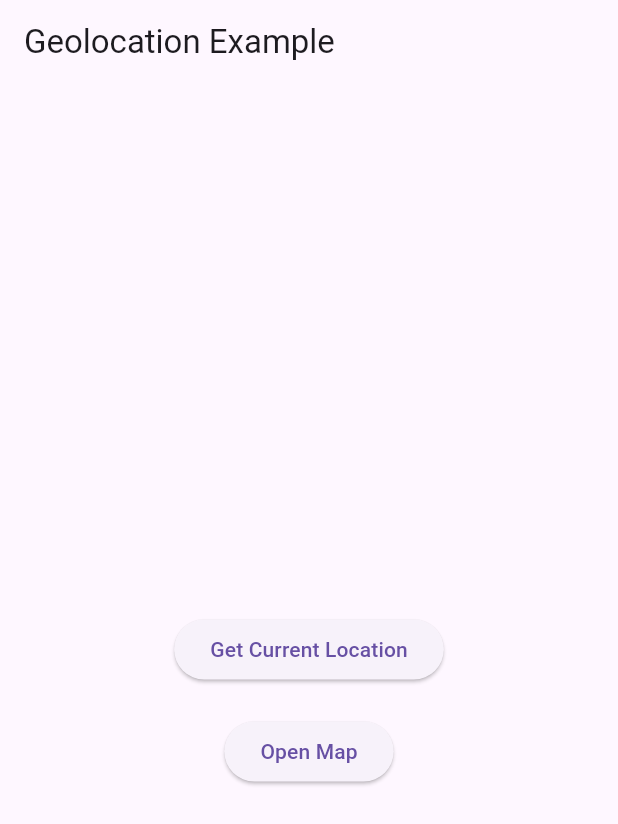
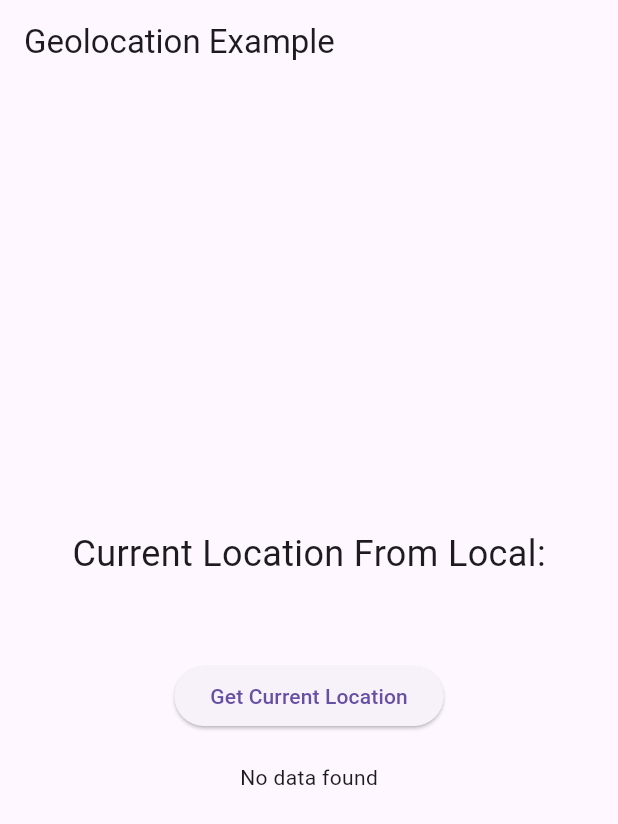
Before and after one commit to muammar200/flutter-tracker, a Flutter app: the screen it shows after launch, after a tap on "Get Current Location", on a phone screen of 412 x 824 dp. Shown: the top 824 px of the screen. Run offline on Flutter 3.47's test engine with Material 3 defaults, Android fonts, the phone set to English and light mode, and no system bars; our stand-ins replace cloud_firestore, firebase_core, geolocator, webview_flutter; accounts and stored records are empty.

Commit message:
fix: fixing

```diff
--- a/lib/main.dart
+++ b/lib/main.dart
@@ -1,9 +1,15 @@
+// ignore_for_file: use_build_context_synchronously, library_private_types_in_public_api
+
 import 'package:flutter/material.dart';
-// ignore: depend_on_referenced_packages
+import 'package:firebase_core/firebase_core.dart';
 import 'package:geolocator/geolocator.dart';
+import 'package:cloud_firestore/cloud_firestore.dart';
+import 'package:tb/firebase_options.dart';
 import 'package:tb/page/map_page.dart';
 
-void main() {
+void main() async {
+  WidgetsFlutterBinding.ensureInitialized();
+  await Firebase.initializeApp(options: DefaultFirebaseOptions.currentPlatform);
   runApp(const MyApp());
 }
 
@@ -22,7 +28,6 @@ class MyHomePage extends StatefulWidget {
   const MyHomePage({super.key});
 
   @override
-  // ignore: library_private_types_in_public_api
   _MyHomePageState createState() => _MyHomePageState();
 }
 
@@ -30,6 +35,17 @@ class _MyHomePageState extends State<MyHomePage> {
   String _locationMessage = "";
   String longitude = "";
   String latitude = "";
+
+  late Stream<DocumentSnapshot> _locationStream;
+  final CollectionReference _locations =
+      FirebaseFirestore.instance.collection('locations');
+  final String _documentId = 'currentLocation';
+
+  @override
+  void initState() {
+    super.initState();
+    _locationStream = _locations.doc(_documentId).snapshots();
+  }
 
   void _getCurrentLocation() async {
     LocationPermission permission;
@@ -62,13 +78,34 @@ class _MyHomePageState extends State<MyHomePage> {
 
     // Get the current location
     Position position = await Geolocator.getCurrentPosition(
-        desiredAccuracy: LocationAccuracy.high);
+      desiredAccuracy: LocationAccuracy.high,
+    );
     setState(() {
       _locationMessage =
           "Latitude: ${position.latitude}, Longitude: ${position.longitude}";
       longitude = position.longitude.toString();
       latitude = position.latitude.toString();
     });
+
+    // Update location in Firestore
+    _updateLocation(position.latitude, position.longitude);
+  }
+
+  Future<void> _updateLocation(double latitude, double longitude) async {
+    try {
+      await _locations.doc('currentLocation').set({
+        'latitude': latitude,
+        'longitude': longitude,
+        'timestamp': FieldValue.serverTimestamp(),
+      });
+      ScaffoldMessenger.of(context).showSnackBar(const SnackBar(
+        content: Text('Location updated successfully!'),
+      ));
+    } catch (e) {
+      ScaffoldMessenger.of(context).showSnackBar(SnackBar(
+        content: Text('Failed to update location: $e'),
+      ));
+    }
   }
 
   @override
@@ -81,6 +118,10 @@ class _MyHomePageState extends State<MyHomePage> {
         child: Column(
           mainAxisAlignment: MainAxisAlignment.center,
           children: <Widget>[
+            const Text(
+              'Current Location From Local:',
+              style: TextStyle(fontSize: 24),
+            ),
             Text(
               _locationMessage,
               textAlign: TextAlign.center,
@@ -92,14 +133,53 @@ class _MyHomePageState extends State<MyHomePage> {
               child: const Text("Get Current Location"),
             ),
             const SizedBox(height: 20),
+            Center(
+              child: StreamBuilder<DocumentSnapshot>(
+                stream: _locationStream,
+                builder: (context, snapshot) {
+                  if (snapshot.connectionState == ConnectionState.waiting) {
+                    return const CircularProgressIndicator();
+                  }
+
+                  if (!snapshot.hasData || snapshot.data!.data() == null) {
+                    return const Text('No data found');
+                  }
+
+                  final data = snapshot.data!.data() as Map<String, dynamic>;
+                  return Column(
+                    mainAxisAlignment: MainAxisAlignment.center,
+                    children: <Widget>[
+                      const Text(
+                        'Current Location From Firebase:',
+                        style: TextStyle(fontSize: 24),
+                      ),
+                      Row(
+                        mainAxisAlignment: MainAxisAlignment.center,
+                        children: [
+                          Text(
+                            'Latitude: ${data['latitude']}',
+                            style: const TextStyle(fontSize: 24),
+                          ),
+                          const SizedBox(
+                            width: 10.0,
+                          ),
+                          Text(
+                            'Longitude: ${data['longitude']}',
+                            style: const TextStyle(fontSize: 24),
+                          ),
+                        ],
+                      ),
+                      const SizedBox(
+                        height: 20.0,
+                      ),
                       ElevatedButton(
                         onPressed: () {
                           Navigator.push(
                             context,
                             MaterialPageRoute(
                               builder: (context) => MapPage(
-                      lat: latitude,
-                      long: longitude,
+                                lat: data['latitude'].toString(),
+                                long: data['longitude'].toString(),
                               ),
                             ),
                           );
@@ -107,6 +187,11 @@ class _MyHomePageState extends State<MyHomePage> {
                         child: const Text("Open Map"),
                       ),
                     ],
+                  );
+                },
+              ),
+            ),
+          ],
         ),
       ),
     );
```
Also changed, not shown: pubspec.yaml (+5 -2 lines), firebase.json (added), lib/firebase_options.dart (added), pubspec.lock, 6 other files. Lines whose indentation alone changed are shown as unchanged.
